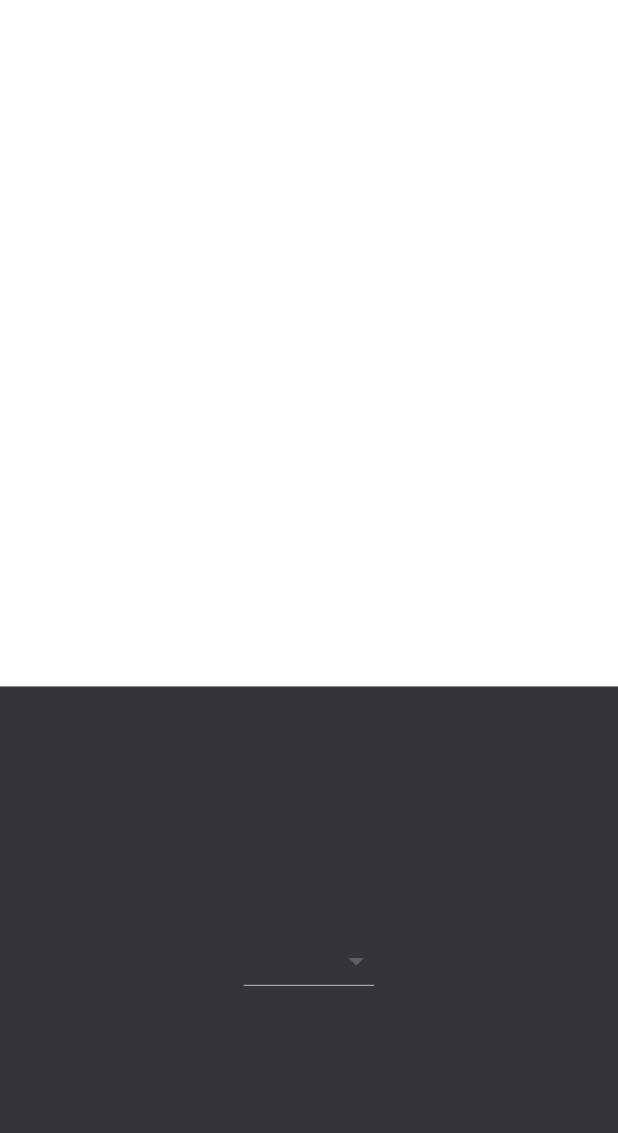
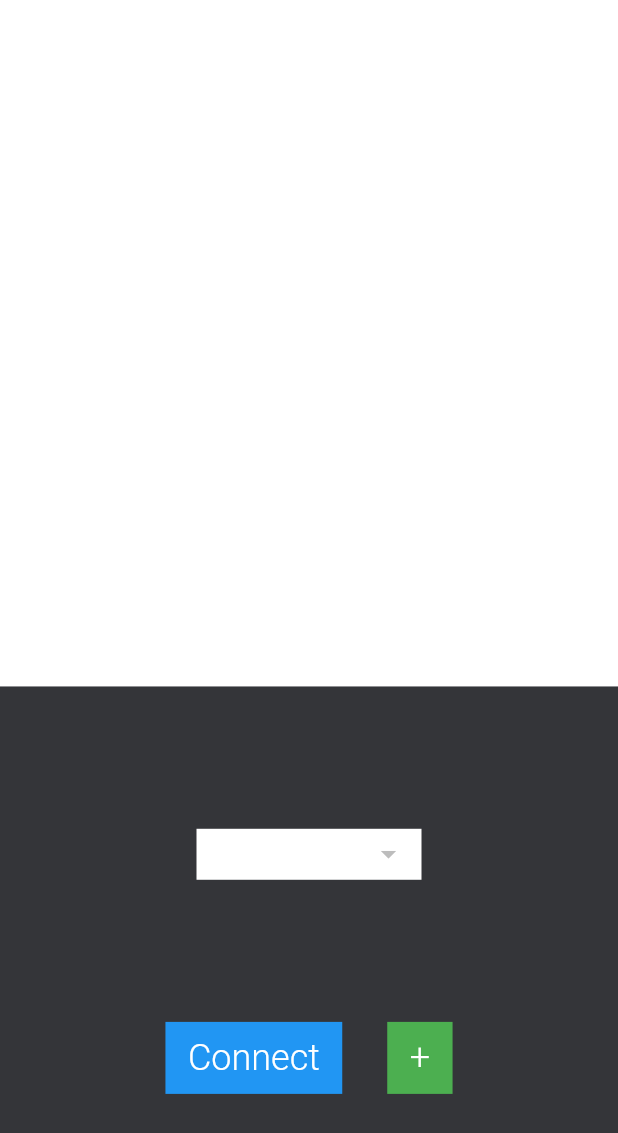
Before and after one commit to wttech/cogboard-mobile, a Flutter app: the screen it shows after launch, on a phone screen of 412 x 824 dp. Shown: the top 1133 px of the screen. Run offline on Flutter 3.47's test engine with Material 2 defaults, Android fonts, the phone set to English and light mode, and no system bars; our stand-ins replace shared_preferences.

Commit message:
COG-1 basic login screen

```diff
--- a/lib/main.dart
+++ b/lib/main.dart
@@ -1,4 +1,5 @@
 import 'package:cogboardmobileapp/providers/filter_provider.dart';
+import 'package:cogboardmobileapp/screens/add_connection_screen.dart';
 import 'package:flutter/material.dart';
 import 'package:flutter/services.dart';
 import 'package:provider/provider.dart';
@@ -51,6 +52,7 @@ class CogboardApp extends StatelessWidget {
             SettingsScreen.routeName: (ctx) => SettingsScreen(),
             WidgetDetailsScreen.routeName: (ctx) => WidgetDetailsScreen(),
             DashboardItemScreen.routeName: (ctx) => DashboardItemScreen(),
+            AddConnectionScreen.routeName: (ctx) => AddConnectionScreen(),
           }),
     );
   }
--- a/lib/screens/login_screen.dart
+++ b/lib/screens/login_screen.dart
@@ -1,3 +1,4 @@
+import 'package:cogboardmobileapp/screens/add_connection_screen.dart';
 import 'package:cogboardmobileapp/screens/dashboards_screen.dart';
 import 'package:cogboardmobileapp/widgets/url_select_widget.dart';
 import 'package:flutter/cupertino.dart';
@@ -23,55 +24,72 @@ class LoginScreen extends StatelessWidget {
             flex: 4,
             child: Container(
               color: Theme.of(context).primaryColor,
-              child: Center(
-                child: Container(
-                  padding: const EdgeInsets.all(30),
-                  child: UrlSelect(),
-                ),
+              child: Column(
+                mainAxisAlignment: MainAxisAlignment.spaceEvenly,
+                children: [
+                  Row(
+                    mainAxisAlignment: MainAxisAlignment.center,
+                    children: [UrlSelect()],
+                  ),
+                  Row(
+                    mainAxisAlignment: MainAxisAlignment.center,
+                    children: [
+                      Material(
+                        color: Colors.blue,
+                        child: InkWell(
+                          onTap: () => {
+                            Navigator.of(context).pushReplacementNamed(
+                                DashboardsScreen.routeName)
+                          },
+                          child: Container(
+                            child: Center(
+                              child: Padding(
+                                padding: EdgeInsets.symmetric(
+                                    vertical: 10, horizontal: 15),
+                                child: Text(
+                                  "Connect",
+                                  style: TextStyle(
+                                    color: Colors.white,
+                                    fontSize: 24,
+                                    fontWeight: FontWeight.w300,
+                                  ),
+                                ),
+                              ),
+                            ),
+                          ),
+                        ),
+                      ),
+                      SizedBox(
+                        width: 30,
+                      ),
+                      Material(
+                        color: Colors.green,
+                        child: InkWell(
+                          onTap: () => Navigator.of(context).push(
+                            MaterialPageRoute(
+                              builder: (context) => AddConnectionScreen(),
+                            ),
+                          ),
+                          child: Container(
+                            child: Center(
+                              child: Padding(
+                                  padding: EdgeInsets.symmetric(
+                                      vertical: 10, horizontal: 15),
+                                  child: Text(
+                                    "+",
+                                    style: TextStyle(
+                                        color: Colors.white,
+                                        fontSize: 24,
+                                        fontWeight: FontWeight.w300),
+                                  )),
+                            ),
+                          ),
+                        ),
+                      )
+                    ],
+                  ),
+                ],
               ),
-              // child: Column(
-              //   mainAxisAlignment: MainAxisAlignment.spaceAround,
-              //   children: [
-              //     Padding(
-              //       padding: EdgeInsets.all(20),
-              //       child: Text("XD"),
-              //     )
-              //   ],
-              // )
-              // child: Column(
-              //   mainAxisAlignment: MainAxisAlignment.spaceAround,
-              //   children: [
-              //     Padding(
-              //       padding: const EdgeInsets.all(30),
-              //       child: Material(
-              //         color: Colors.blue,
-              //         child: InkWell(
-              //           onTap: () {
-              //             Navigator.of(context)
-              //                 .pushReplacementNamed(DashboardsScreen.routeName);
-              //           },
-              //           child: Container(
-              //             height: 60,
-              //             width: double.infinity,
-              //             decoration: BoxDecoration(
-              //               border: Border.all(color: Colors.white),
-              //             ),
-              //             child: Center(
-              //               child: Text(
-              //                 "Submit",
-              //                 style: TextStyle(
-              //                   color: Colors.white,
-              //                   fontSize: 24,
-              //                   fontWeight: FontWeight.w300,
-              //                 ),
-              //               ),
-              //             ),
-              //           ),
-              //         ),
-              //       ),
-              //     ),
-              //   ],
-              // ),
             ),
           ),
         ],
--- a/lib/widgets/url_select_widget.dart
+++ b/lib/widgets/url_select_widget.dart
@@ -1,7 +1,9 @@
 import 'package:cogboardmobileapp/models/connection_model.dart';
+import 'package:cogboardmobileapp/providers/settings_provider.dart';
 import 'package:cogboardmobileapp/utils/shared_preferences_utils.dart';
 import 'package:flutter/material.dart';
 import 'package:flutter/widgets.dart';
+import 'package:provider/provider.dart';
 
 class UrlSelect extends StatefulWidget {
   UrlSelect({Key key}) : super(key: key);
@@ -12,54 +14,69 @@ class UrlSelect extends StatefulWidget {
 
 class _UrlSelectState extends State<UrlSelect> {
   SharedPref sharedPref = SharedPref();
+  int _connection;
   List<Connection> _connections = List();
-  Connection _connection = new Connection(url: "Dupa", lastVisited: false);
-  String _value = 'Dupa';
 
-  loadConnections() async {
-    try {
-      _connections.add(new Connection(url: "test.com", lastVisited: false));
-      await sharedPref.save(
-          "connections", Connection.encodeConnections(_connections));
-
-      _connections =
-          Connection.decodeConnections(await sharedPref.read("connections"));
-
-      print("Connections: " + _connections.toString());
-    } catch (Excepetion) {
-      Scaffold.of(context).showSnackBar(SnackBar(
-          content: new Text("Error!"),
-          duration: const Duration(milliseconds: 500)));
+  int getLastVisitedConnection(List<Connection> connections) {
+    if (connections == null) {
+      return null;
+    }
+    for (Connection c in connections) {
+      if (c.lastVisited) {
+        // TODO return lastVisited
+        return 0;
       }
     }
+    return 0;
+  }
 
-  loadSharedPrefs() async {
-    try {
-      await sharedPref.save("Java", "To Gówno");
-      print(await sharedPref.read("Java"));
-    } catch (Excepetion) {
-      Scaffold.of(context).showSnackBar(SnackBar(
-          content: new Text("Error!"),
-          duration: const Duration(milliseconds: 500)));
+  @override
+  void initState() {
+    super.initState();
+    loadConnections();
   }
+
+  Future<void> loadConnections() async {
+    final settingsProvider =
+        Provider.of<SettingsProvider>(context, listen: false);
+    await settingsProvider.fetchConnections();
+    int c = getLastVisitedConnection(settingsProvider.connections);
+
+    setState(() {
+      _connections = settingsProvider.connections;
+      _connection = c;
+    });
   }
 
   @override
   Widget build(BuildContext context) {
-    _connections.add(new Connection(url: "Dupa", lastVisited: false));
-    loadSharedPrefs();
-    loadConnections();
-
+    final settingsProvider = Provider.of<SettingsProvider>(context);
     return Container(
-      child: new DropdownButton<Connection>(
+      width: 150,
+      padding: EdgeInsets.symmetric(horizontal: 10, vertical: 5),
+      decoration: BoxDecoration(
+        color: Colors.white,
+        // borderRadius: BorderRadius.circular(10),
+      ),
+      child: new Theme(
+        data: Theme.of(context).copyWith(
+          canvasColor: Colors.white,
+        ),
+        child: new DropdownButton<int>(
           value: _connection,
+          underline: Container(),
+          isExpanded: true,
           items: _connections.map((Connection c) {
             return new DropdownMenuItem(
               child: new Text(c.url),
-            value: c,
+              value: _connections.indexOf(c),
             );
           }).toList(),
-        onChanged: (c) => setState(() => _connection = c),
+          onChanged: (c) => setState(() {
+            _connection = c;
+            settingsProvider.setCurrentConnection(_connections[c]);
+          }),
+        ),
       ),
     );
   }
--- a/pubspec.yaml
+++ b/pubspec.yaml
@@ -24,9 +24,6 @@ dependencies:
   http: ^0.12.2
   web_socket_channel: ^1.1.0
   intl: ^0.16.1
-  sqflite:
-  path:
-  shared_preferences:
   # The following adds the Cupertino Icons font to your application.
   # Use with the CupertinoIcons class for iOS style icons.
   cupertino_icons: ^0.1.2
```
Also changed, not shown: lib/providers/settings_provider.dart (+11 -4 lines), lib/screens/add_connection_screen.dart (added, +18 -0 lines), pubspec.lock. Lines whose indentation alone changed are shown as unchanged.
